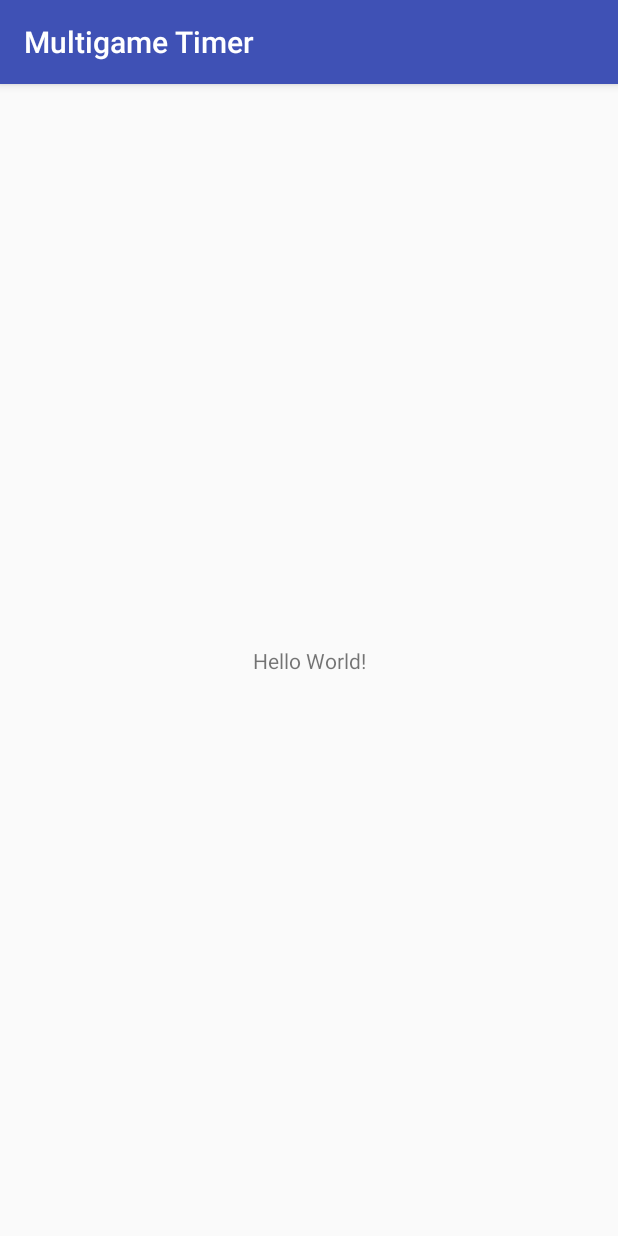
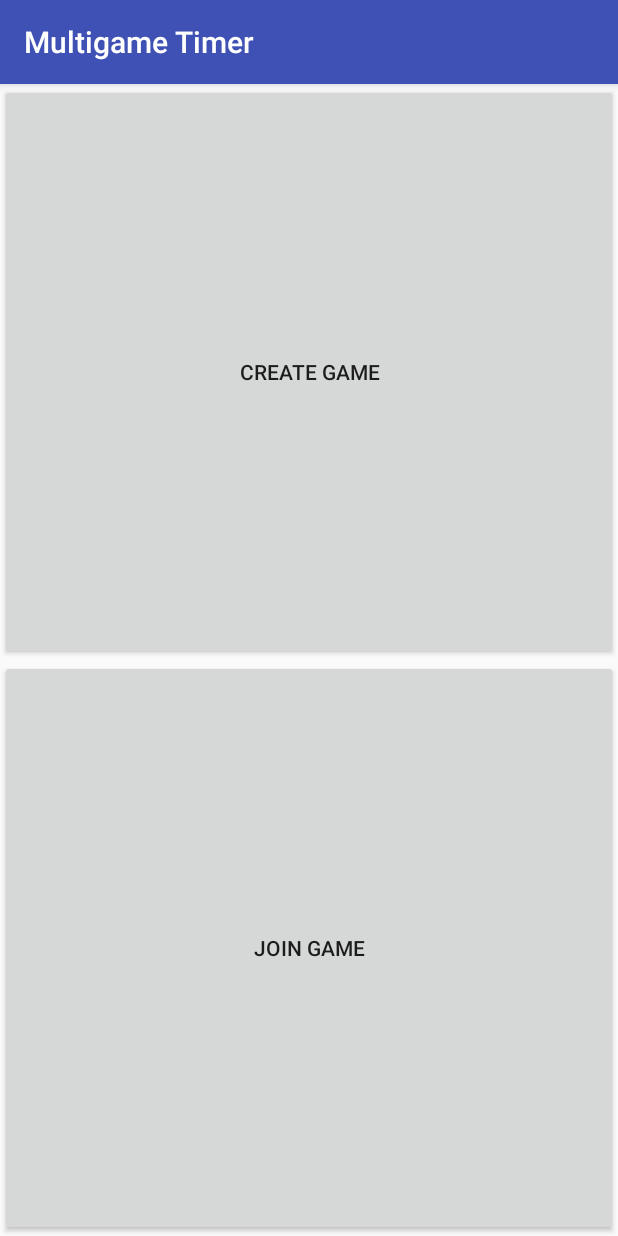
Before and after one commit to ephraimkunz/MultiGameTimer-Android, an Android app: the screen it shows after launch (MainActivity), on a phone screen of 412 x 824 dp. Run offline under Robolectric (Android 15) with nearby library versions, the phone set to English and light mode, and no system bars.

Commit message:
Add basic layout for home page, stub out onClickListeners

```diff
--- a/app/src/main/java/com/example/ephraimkunz/multigametimer/MainActivity.java
+++ b/app/src/main/java/com/example/ephraimkunz/multigametimer/MainActivity.java
@@ -2,6 +2,8 @@ package com.example.ephraimkunz.multigametimer;
 
 import android.support.v7.app.AppCompatActivity;
 import android.os.Bundle;
+import android.view.View;
+import android.widget.Button;
 
 public class MainActivity extends AppCompatActivity {
 
@@ -9,5 +11,21 @@ public class MainActivity extends AppCompatActivity {
     protected void onCreate(Bundle savedInstanceState) {
         super.onCreate(savedInstanceState);
         setContentView(R.layout.activity_main);
+
+        Button createGame = (Button)findViewById(R.id.createGameButton);
+        createGame.setOnClickListener(new View.OnClickListener() {
+            @Override
+            public void onClick(View v) {
+
+            }
+        });
+
+        Button joinGame = (Button)findViewById(R.id.joinGameButton);
+        joinGame.setOnClickListener(new View.OnClickListener() {
+            @Override
+            public void onClick(View v) {
+
+            }
+        });
     }
 }
--- a/app/src/main/res/layout/activity_main.xml
+++ b/app/src/main/res/layout/activity_main.xml
@@ -1,18 +1,21 @@
 <?xml version="1.0" encoding="utf-8"?>
-<android.support.constraint.ConstraintLayout xmlns:android="http://schemas.android.com/apk/res/android"
-    xmlns:app="http://schemas.android.com/apk/res-auto"
-    xmlns:tools="http://schemas.android.com/tools"
+<LinearLayout
+    android:orientation="vertical"
+    android:layout_height="match_parent"
     android:layout_width="match_parent"
-    android:layout_height="match_parent"
-    tools:context="com.example.ephraimkunz.multigametimer.MainActivity">
-
-    <TextView
-        android:layout_width="wrap_content"
+    xmlns:android="http://schemas.android.com/apk/res/android">
+    <Button
+        android:id="@+id/createGameButton"
+        android:layout_width="match_parent"
         android:layout_height="wrap_content"
-        android:text="Hello World!"
-        app:layout_constraintBottom_toBottomOf="parent"
-        app:layout_constraintLeft_toLeftOf="parent"
-        app:layout_constraintRight_toRightOf="parent"
-        app:layout_constraintTop_toTopOf="parent" />
-
-</android.support.constraint.ConstraintLayout>
+        android:gravity="center"
+        android:layout_weight="1"
+        android:text="Create Game"/>
+    <Button
+        android:id="@+id/joinGameButton"
+        android:layout_width="match_parent"
+        android:layout_height="wrap_content"
+        android:gravity="center"
+        android:layout_weight="1"
+        android:text="Join Game"/>
+</LinearLayout>
```
